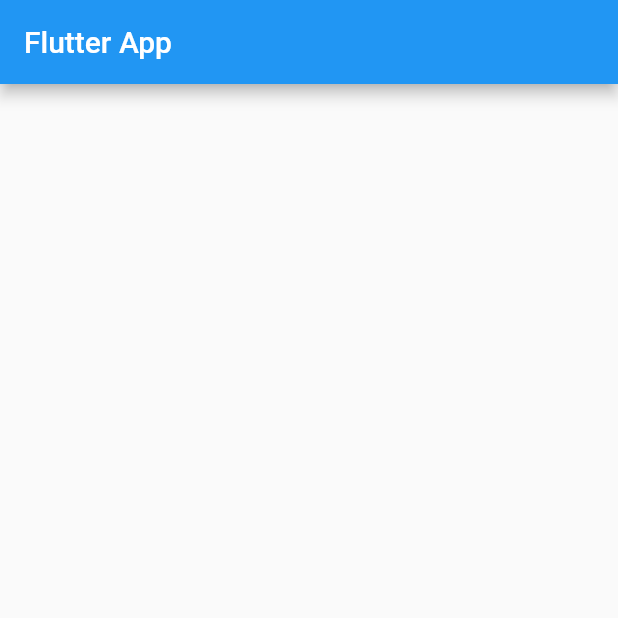
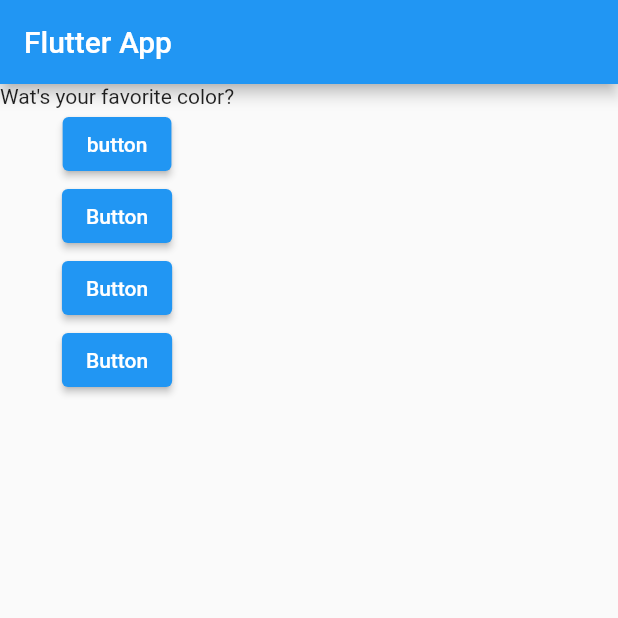
Before and after one commit to vPokladLI/flutter_complete_guide, a Flutter app: the screen it shows after launch, on a phone screen of 412 x 824 dp, the top half of it. Run offline on Flutter 3.47's test engine with Material 2 defaults, Android fonts, the phone set to English and light mode, and no system bars.

```diff
--- a/lib/main.dart
+++ b/lib/main.dart
@@ -2,14 +2,47 @@ import 'package:flutter/material.dart';
 
 void main() => runApp(MyApp());
 
-class MyApp extends StatelessWidget {
+class MyApp extends StatefulWidget {
+  @override
+  State<StatefulWidget> createState() {
+    return MyAppState();
+  }
+}
+
+class MyAppState extends State<MyApp> {
+  var questions = [
+    'Wat\'s your favorite color?',
+    'Wat\'s your favorite animal?',
+    'Wat\'s your favorite band?'
+  ];
+  var questionIndex = 0;
+  void _onPress() {
+    setState(() {
+      if (questions.length - 1 > questionIndex) {
+        questionIndex += 1;
+      } else {
+        questionIndex = 0;
+      }
+    });
+  }
+
   @override
   Widget build(BuildContext ctx) {
     return MaterialApp(
       home: Scaffold(
           appBar: AppBar(
-        title: Text('Flutter App'),
-      )),
+            title: Text('Flutter App'),
+          ),
+          body: Column(children: [
+            Text(questions[questionIndex]),
+            ElevatedButton(onPressed: _onPress, child: Text('button')),
+            ElevatedButton(onPressed: _onPress, child: Text('Button')),
+            ElevatedButton(onPressed: _onPress, child: Text('Button')),
+            ElevatedButton(
+                onPressed: _onPress,
+                onLongPress: () => print('LongPress'),
+                child: Text('Button'))
+          ])),
     );
   }
 }
```
